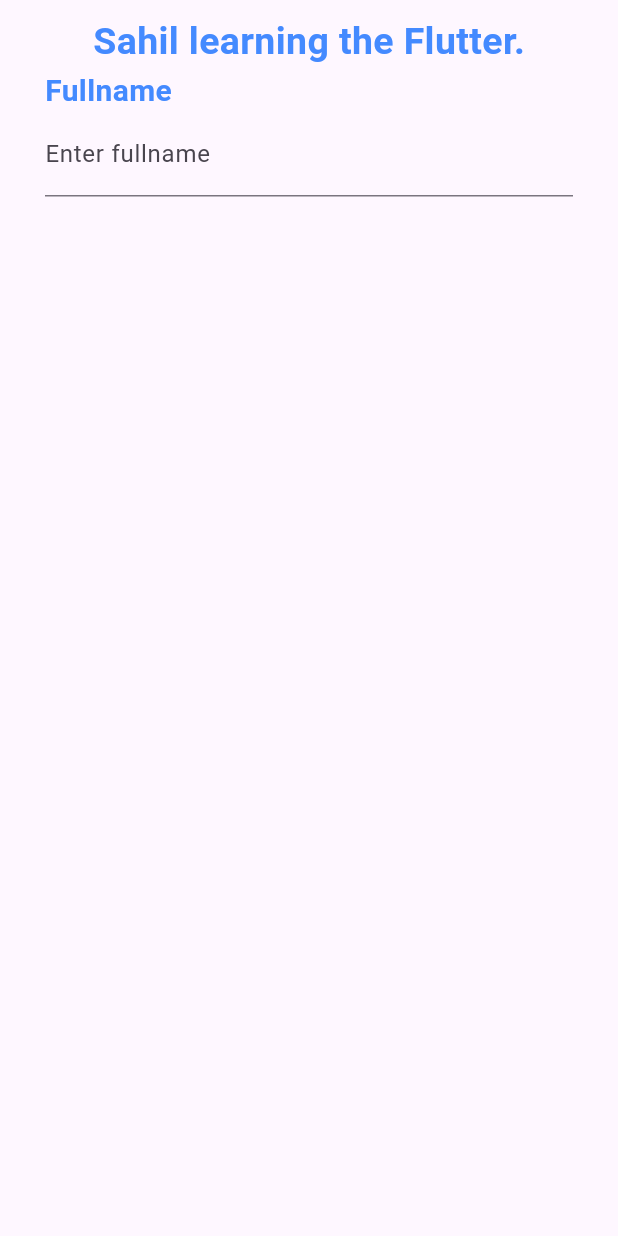
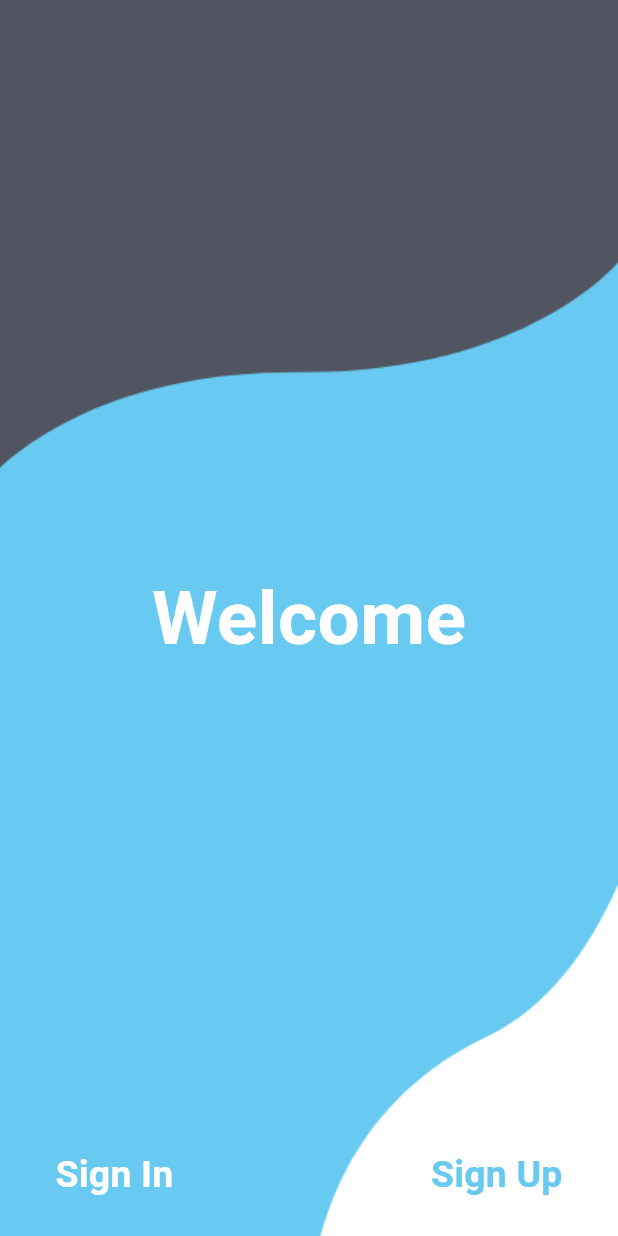
Before and after one commit to sahilgupta28/flutter, a Flutter app: the screen it shows after launch, on a phone screen of 412 x 824 dp. Run offline on Flutter 3.47's test engine with Material 2 defaults, Android fonts, the phone set to English and light mode, and no system bars; our stand-ins replace get.

Commit message:
Make login

```diff
--- /dev/null
+++ b/lib/Components/Form/ButtonTextType.dart
@@ -0,0 +1,63 @@
+import 'package:flutter/material.dart';
+
+import '../../common/CommonColors.dart';
+
+class ButtonTextType extends StatelessWidget {
+  const ButtonTextType({super.key, this.label, this.size, this.color, this.weight, this.pageLink,this.callBack});
+  final String? label;
+  final String? pageLink;
+  final double? size;
+  final Color? color;
+  final FontWeight? weight;
+ final void Function()? callBack;
+
+
+  @override
+  Widget build(BuildContext context) {
+    return TextButton(
+      onPressed:
+          () {
+        Navigator.pushNamed(context, pageLink ?? 'home');
+      },
+      child: Text(
+        label ?? 'Button',
+        textAlign: TextAlign.left,
+        style: TextStyle(
+          fontSize: size ?? 25,
+          color: color ?? white,
+          fontWeight: weight ?? FontWeight.w700,
+        ),
+      ),
+    );
+  }
+}
+
+
+
+class Button extends StatelessWidget {
+  const Button({super.key, this.label, this.size, this.color, this.weight, this.pageLink,this.callBack});
+  final String? label;
+  final String? pageLink;
+  final double? size;
+  final Color? color;
+  final FontWeight? weight;
+  final void Function()? callBack;
+
+
+  @override
+  Widget build(BuildContext context) {
+    return TextButton(
+      onPressed:
+      callBack,
+      child: Text(
+        label ?? 'Button',
+        textAlign: TextAlign.left,
+        style: TextStyle(
+          fontSize: size ?? 25,
+          color: color ?? white,
+          fontWeight: weight ?? FontWeight.w700,
+        ),
+      ),
+    );
+  }
+}
--- /dev/null
+++ b/lib/common/CommonColors.dart
@@ -0,0 +1,4 @@
+import 'package:flutter/material.dart';
+
+const white = Color(0xFFFFFFFF);
+const blue = Color(0xFF68CAF0);
--- /dev/null
+++ b/lib/data/api_constant.dart
@@ -0,0 +1,3 @@
+var baseURL = 'https://staging-tnt-api.herokuapp.com/api';
+var sendOtp = '/generate-otp';
+var login = '/login';
--- a/lib/home_page.dart
+++ b/lib/home_page.dart
@@ -1,37 +1,43 @@
 import 'package:flutter/material.dart';
 
-class HomeDemo extends StatelessWidget {
-  const HomeDemo({super.key});
+import 'Components/Form/ButtonTextType.dart';
+import 'common/CommonColors.dart';
+
+class HomePage extends StatelessWidget {
+  const HomePage({super.key});
 
   @override
   Widget build(BuildContext context) {
-    return const Scaffold(
-      body: SafeArea(
-        child: Padding(
-          padding: EdgeInsets.only(left: 30, right: 30, top: 10),
-            child: Column(
+    return Container(
+        decoration: const BoxDecoration(
+        image: DecorationImage(
+        image: AssetImage('public/images/register.png'), fit: BoxFit.cover),
+      ),
+      child:const Scaffold(
+        backgroundColor: Colors.transparent,
+          body: SafeArea(
+            child: Stack(
               children: [
-                Header(),
-                Label(),
-                Input()
-            ],
+                Welcome(),
+                Navigation()
+              ],
+            ),
           ),
-        ),
-      ),
+      )
     );
   }
 }
 
-class Header extends StatelessWidget {
-  const Header({super.key});
+class Welcome extends StatelessWidget {
+  const Welcome({super.key});
   @override
   Widget build(BuildContext context) {
     return const  Align(
-        alignment: Alignment.topCenter,
-        child: Text("Sahil learning the Flutter.",
+        alignment: Alignment.center,
+        child: Text("Welcome",
           style: TextStyle(
-            fontSize: 25,
-            color: Colors.blueAccent,
+            fontSize: 50,
+            color: white,
             fontWeight: FontWeight.w700,
           ),
         ),
@@ -39,36 +45,21 @@ class Header extends StatelessWidget {
   }
 }
 
-
-class Label extends StatelessWidget {
-  const Label({super.key});
+class Navigation extends StatelessWidget {
+  const Navigation({super.key});
   @override
   Widget build(BuildContext context) {
-    return const  Align(
-      alignment: Alignment.topLeft,
-      child: Text("Fullname",
-        style: TextStyle(
-          fontSize: 20,
-          color: Colors.blueAccent,
-          fontWeight: FontWeight.w700,
+    return const Padding(padding: EdgeInsets.only(left: 25, right: 25, bottom: 15),
+      child: Align(
+      alignment: Alignment.bottomCenter ,
+      child: Row(
+          mainAxisAlignment: MainAxisAlignment.spaceBetween,
+          children: [
+            ButtonTextType(label: 'Sign In', size: 25, color: white, weight: FontWeight.w700, pageLink: 'login'),
+            ButtonTextType(label: 'Sign Up', size: 25, color: blue, weight: FontWeight.w700, pageLink: 'register'),
+          ],
         ),
       ),
     );
   }
 }
-
-class Input extends StatelessWidget {
-  const Input({super.key});
-  @override
-  Widget build(BuildContext context) {
-    return  Align(
-      alignment: Alignment.topLeft,
-      child: TextFormField(
-        decoration: const InputDecoration(
-          border: UnderlineInputBorder(),
-          labelText: 'Enter fullname',
-        ),
-      ),
-    );
-  }
-}
--- a/lib/main.dart
+++ b/lib/main.dart
@@ -1,5 +1,7 @@
+import 'package:demo/Auth/LoginPage.dart';
 import 'package:flutter/material.dart';
 
+import 'Auth/WelcomePage.dart';
 import 'home_page.dart';
 
 void main() {
@@ -13,12 +15,18 @@ class MyApp extends StatelessWidget {
   @override
   Widget build(BuildContext context) {
     return MaterialApp(
+      debugShowCheckedModeBanner: false,
       title: 'Sahil Learning Flutter',
       theme: ThemeData(
         colorScheme: ColorScheme.fromSeed(seedColor: Colors.deepPurple),
         useMaterial3: true,
       ),
-      home: const HomeDemo()
+      home: const HomePage(),
+      routes: {
+        'home': (context) => const HomePage(),
+        'login': (context) => const LoginPage(),
+        'welcome': (context) => const WelcomePage(),
+      },
     );
   }
 }
--- a/pubspec.yaml
+++ b/pubspec.yaml
@@ -35,6 +35,8 @@ dependencies:
   # The following adds the Cupertino Icons font to your application.
   # Use with the CupertinoIcons class for iOS style icons.
   cupertino_icons: ^1.0.2
+  http: ^1.1.0
+  get: ^4.6.5
 
 dev_dependencies:
   flutter_test:
@@ -62,7 +64,8 @@ flutter:
   # assets:
   #   - images/a_dot_burr.jpeg
   #   - images/a_dot_ham.jpeg
-
+  assets:
+    - public/images/
   # An image asset can refer to one or more resolution-specific "variants", see
   # https://flutter.dev/assets-and-images/#resolution-aware
 
```
Also changed, not shown: lib/Auth/LoginPage.dart (added, +178 -0 lines), lib/Auth/WelcomePage.dart (added, +30 -0 lines), lib/Components/Form/InputField.dart (added, +38 -0 lines), lib/Controller/AuthController.dart (added, +24 -0 lines), lib/data/network.dart (added, +145 -0 lines), public/images/login.png (added), public/images/register.png (added), pubspec.lock, 3 other files.
